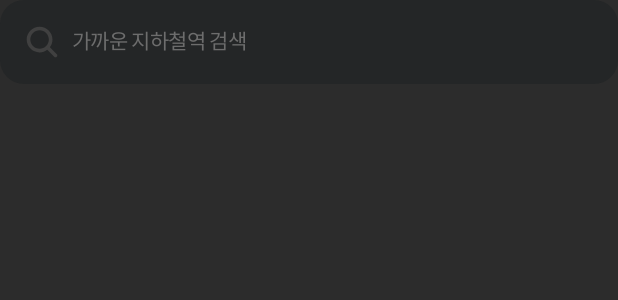
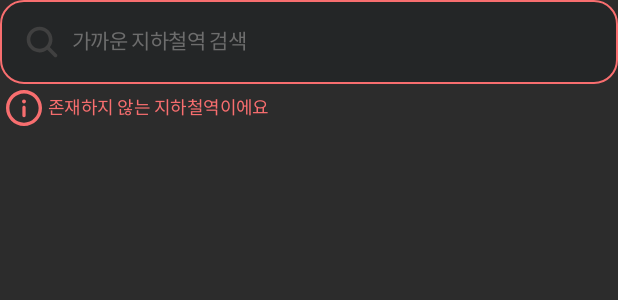
Before and after one commit to Nexters/Funch-AOS, an Android app built with Jetpack Compose: the @Preview function Preview3, on a phone screen of 412 x 824 dp. Shown: the top 300 px of the screen. Run offline under Robolectric (Android 15) with nearby library versions, the phone set to English and light mode, and no system bars.

Commit message:
[refactor] : FunchErrorCaption UI 수정

```diff
--- a/core/designsystem/src/main/java/com/moya/funch/component/TextField.kt
+++ b/core/designsystem/src/main/java/com/moya/funch/component/TextField.kt
@@ -388,6 +388,7 @@ private fun Preview1() {
                 isError = isError.value,
             )
             FunchErrorCaption(
+                modifier = Modifier.padding(top = 4.dp, start = 4.dp),
                 isError = isError.value,
                 errorText = "errorText",
             )
@@ -434,6 +435,7 @@ private fun Preview2() {
                 isFocus = isFocused,
             )
             FunchErrorCaption(
+                modifier = Modifier.padding(top = 4.dp, start = 4.dp),
                 isError = isError.value,
                 errorText = if (isError.value) "최대 ${maxLength}글자까지 입력할 수 있어요" else "",
             )
@@ -445,7 +447,7 @@ private fun Preview2() {
 @Composable
 private fun Preview3() {
     var text by remember { mutableStateOf("") }
-    val isError = remember { mutableStateOf(false) }
+    val isError = remember { mutableStateOf(true) }
 
     FunchTheme {
         Column {
@@ -461,6 +463,7 @@ private fun Preview3() {
                 isError = isError.value,
             )
             FunchErrorCaption(
+                modifier = Modifier.padding(top = 4.dp, start = 4.dp),
                 isError = isError.value,
                 errorText = "존재하지 않는 지하철역이에요",
             )
--- a/core/designsystem/src/main/java/com/moya/funch/ui/FunchCaption.kt
+++ b/core/designsystem/src/main/java/com/moya/funch/ui/FunchCaption.kt
@@ -1,8 +1,9 @@
 package com.moya.funch.ui
 
 import androidx.compose.foundation.layout.Row
+import androidx.compose.foundation.layout.Spacer
 import androidx.compose.foundation.layout.padding
-import androidx.compose.foundation.layout.wrapContentSize
+import androidx.compose.foundation.layout.width
 import androidx.compose.material3.Icon
 import androidx.compose.material3.Text
 import androidx.compose.runtime.Composable
@@ -19,23 +20,22 @@
 
 @Composable
 fun FunchErrorCaption(
+    modifier: Modifier = Modifier,
     isError: Boolean = false,
     errorText: String,
     description: String = "",
 ) {
     if (isError) {
         Row(
-            modifier = Modifier
-                .wrapContentSize()
-                .padding(top = 4.dp),
+            modifier = modifier,
             verticalAlignment = Alignment.CenterVertically,
         ) {
             Icon(
-                modifier = Modifier.padding(start = 8.dp, end = 4.dp),
                 painter = painterResource(id = FunchIconAsset.Etc.information_24),
                 contentDescription = description,
                 tint = Coral500,
             )
+            Spacer(modifier = Modifier.width(4.dp))
             Text(
                 text = errorText,
                 color = Coral500,
@@ -54,6 +54,8 @@
 
     FunchTheme {
         FunchErrorCaption(
+            modifier = Modifier
+                .padding(top = 4.dp, start = 4.dp),
             isError = isError.value,
             errorText = "errorText",
         )
```
